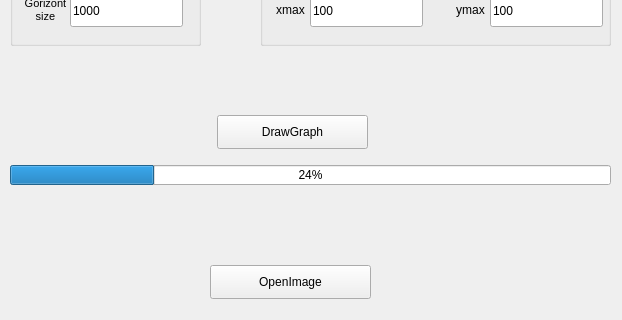
Old version of the form func-drawer/interface.ui in the repository DmitriyPanteleev/mybox; both pictures show x 0 to 622 and y 205 to 525 of the 622 by 525 pixel window.
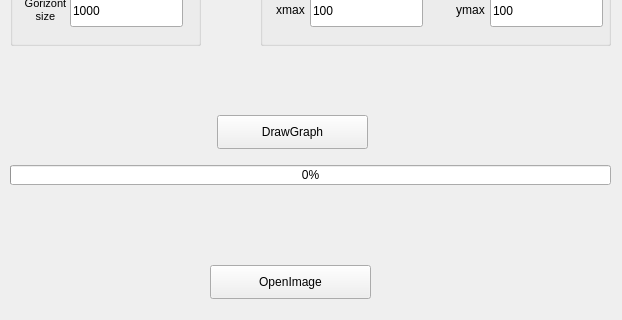
New version of the form.

Patch:
```diff
--- a/func-drawer/interface.ui
+++ b/func-drawer/interface.ui
@@ -76,7 +76,7 @@
      </rect>
     </property>
     <property name="value">
-     <number>24</number>
+     <number>0</number>
     </property>
    </widget>
    <widget class="QPushButton" name="pushButton">
```
